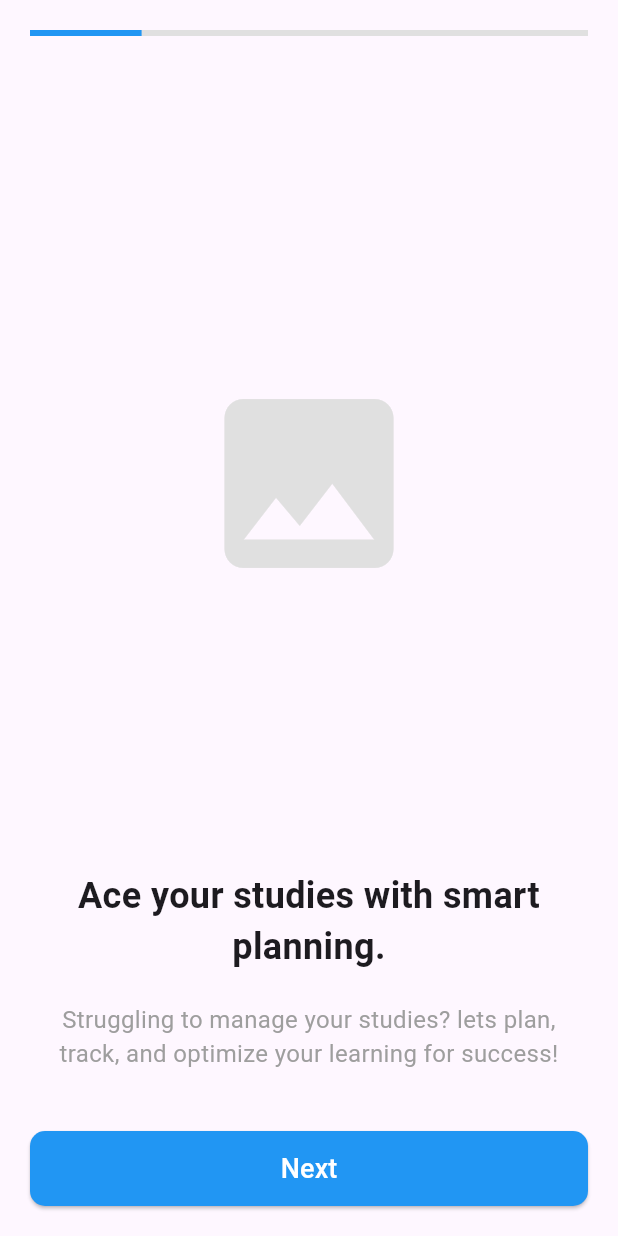
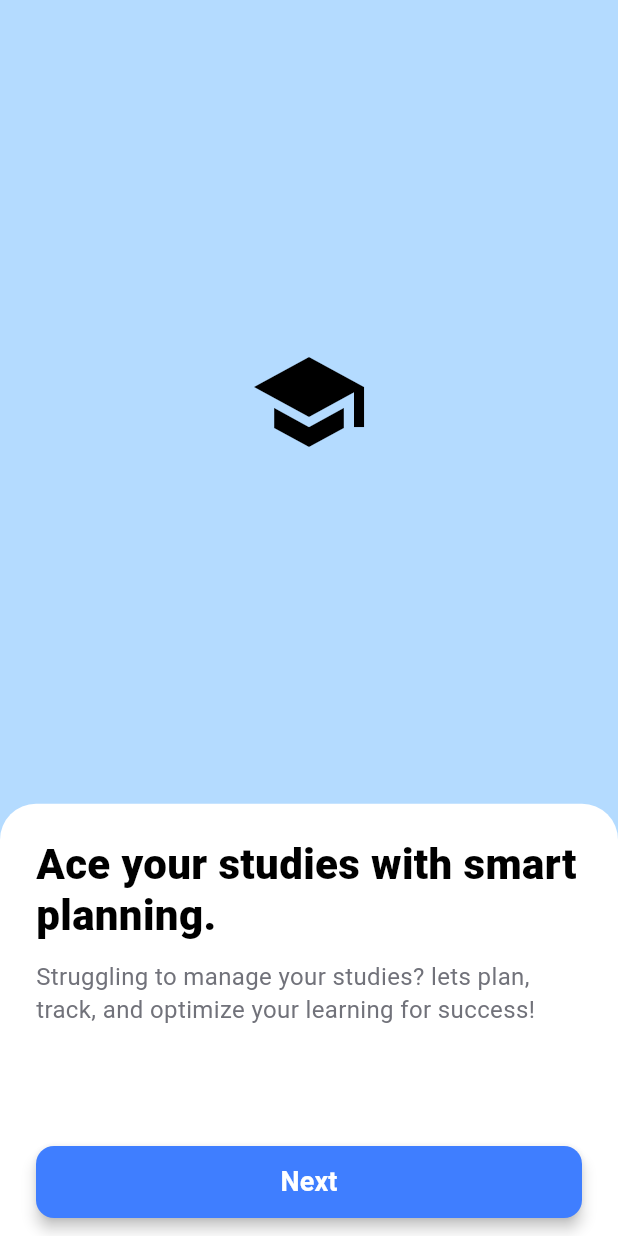
Before and after one commit to jrbhatt03-stack/Flutter-projects, a Flutter app: the screen it shows after launch, on a phone screen of 412 x 824 dp. Run offline on Flutter 3.47's test engine with Material 3 defaults, Android fonts, the phone set to English and light mode, and no system bars.

Commit message:
too many things lol

```diff
--- a/onboarding_app/lib/main.dart
+++ b/onboarding_app/lib/main.dart
@@ -1,5 +1,5 @@
 import 'package:flutter/material.dart';
-import 'package:onboarding_app/onboarding_screen.dart';
+import 'package:onboarding_app/screens/1stscreen.dart';
 
 void main() {
   runApp(const MyApp());
--- /dev/null
+++ b/onboarding_app/lib/screens/1stscreen.dart
@@ -0,0 +1,174 @@
+import 'package:flutter/material.dart';
+import 'package:flutter/services.dart';
+
+// Main application entry point for demonstration purposes
+void main() {
+  // Ensure the app runs with the desired font for accurate visual representation
+  runApp(const OnboardingApp());
+}
+
+class OnboardingApp extends StatelessWidget {
+  const OnboardingApp({super.key});
+
+  @override
+  Widget build(BuildContext context) {
+    // Set system UI overlay style to mimic the light mobile status bar
+    SystemChrome.setSystemUIOverlayStyle(SystemUiOverlayStyle.light);
+
+    return MaterialApp(
+      title: 'Smart Planning',
+      // Define Inter-like font
+      theme: ThemeData(fontFamily: 'Inter', useMaterial3: true),
+      debugShowCheckedModeBanner: false,
+      home: const OnboardingScreen(),
+    );
+  }
+}
+
+class OnboardingScreen extends StatelessWidget {
+  const OnboardingScreen({super.key});
+
+  @override
+  Widget build(BuildContext context) {
+    // Figma screen ratio is 812 (H) x 375 (W).
+    final screenHeight = MediaQuery.of(context).size.height;
+
+    // Proportional height calculations based on 812 total height:
+    final topSectionRatio = 528 / 812;
+    final bottomSectionRatio = 284 / 812;
+
+    // Custom Colors (Hex to Flutter Color format 0xAARRGGBB)
+    const lightBlueBackground = Color(0xFFB4DBFF);
+    const whiteBackground = Color(0xFFFFFFFF);
+    const primaryBlueButton = Color(0xFF3F7EFF);
+    const darkText = Color(0xFF000000);
+    const subTextColor = Color(0xFF71727A);
+
+    // FIX 2: Wrapping the body with SafeArea to handle system navigation bars
+    return Scaffold(
+      body: SafeArea(
+        // We use a Stack to ensure the blue background covers the entire screen (FIX 1)
+        child: Stack(
+          children: [
+            // Background Layer: Fills the entire screen with the light blue color
+            Container(
+              color: lightBlueBackground,
+              height: screenHeight,
+              width: double.infinity,
+            ),
+
+            // Foreground Layer: The main UI content, arranged in a Column
+            Column(
+              children: [
+                // 1. TOP SECTION (Image Background)
+                Expanded(
+                  // flex value hints the sizing ratio
+                  flex: (topSectionRatio * 100).round(),
+                  child: Container(
+                    width: double.infinity,
+                    color: lightBlueBackground,
+                    alignment: Alignment.center,
+                    child: const Column(
+                      mainAxisAlignment: MainAxisAlignment.center,
+                      children: [
+                        // Logo Placeholder: Replaced the generic icon with a themed one
+                        Icon(
+                          Icons.school, // Represents the graduation theme of your darklogo.png
+                          size: 80,
+                          color: darkText,
+                        ),
+                        // NOTE FOR YOUR LOGO: To use your actual 'darklogo.png', you would need to:
+                        // 1. Save the image in your Flutter project's 'assets/images' folder.
+                        // 2. Register the asset folder in your 'pubspec.yaml' file.
+                        // 3. Replace this Icon widget with: Image.asset('assets/images/darklogo.png', width: 80, height: 80)
+                      ],
+                    ),
+                  ),
+                ),
+
+                // 2. BOTTOM SECTION (Text and Button)
+                Container(
+                  height: screenHeight * bottomSectionRatio,
+                  width: double.infinity,
+                  decoration: const BoxDecoration(
+                    color: whiteBackground,
+                    // FIX 3: Removed the BoxShadow to achieve the clean, shadow-less look
+                    // boxShadow: [],
+                    borderRadius: BorderRadius.only(
+                      topLeft: Radius.circular(24.0),
+                      topRight: Radius.circular(24.0),
+                    ),
+                  ),
+                  // Add padding inside the white section
+                  padding: const EdgeInsets.fromLTRB(24.0, 24.0, 24.0, 12.0),
+
+                  child: Column(
+                    crossAxisAlignment: CrossAxisAlignment.start,
+                    mainAxisAlignment: MainAxisAlignment.spaceBetween,
+                    children: [
+                      // Text Content Section
+                      const Column(
+                        crossAxisAlignment: CrossAxisAlignment.start,
+                        children: [
+                          // Heading Text
+                          Text(
+                            "Ace your studies with smart planning.",
+                            style: TextStyle(
+                              fontSize: 28,
+                              fontWeight: FontWeight.w800,
+                              color: darkText,
+                              height: 1.2,
+                            ),
+                          ),
+                          SizedBox(height: 12),
+                          // Sub Text
+                          Text(
+                            "Struggling to manage your studies? lets plan, track, and optimize your learning for success!",
+                            style: TextStyle(
+                              fontSize: 16,
+                              color: subTextColor,
+                              height: 1.4,
+                            ),
+                          ),
+                        ],
+                      ),
+
+                      // Button
+                      SizedBox(
+                        width: double.infinity,
+                        height: 48,
+                        child: ElevatedButton(
+                          onPressed: () {
+                            // Action on button press
+                            ScaffoldMessenger.of(context).showSnackBar(
+                              const SnackBar(content: Text('Next button tapped!')),
+                            );
+                          },
+                          style: ElevatedButton.styleFrom(
+                            backgroundColor: primaryBlueButton,
+                            shape: RoundedRectangleBorder(
+                              borderRadius: BorderRadius.circular(12),
+                            ),
+                            elevation: 4, // Retaining the button's elevation for depth
+                          ),
+                          child: const Text(
+                            'Next',
+                            style: TextStyle(
+                              fontSize: 18,
+                              fontWeight: FontWeight.w600,
+                              color: Colors.white,
+                            ),
+                          ),
+                        ),
+                      ),
+                    ],
+                  ),
+                ),
+              ],
+            ),
+          ],
+        ),
+      ),
+    );
+  }
+}
```
Also changed, not shown: onboarding_app/lib/screens/welcome_screen.dart (+27 -9 lines), onboarding_app/pubspec.yaml (+9 -69 lines), onboarding_app/assets/images/app_logo.png (added).
